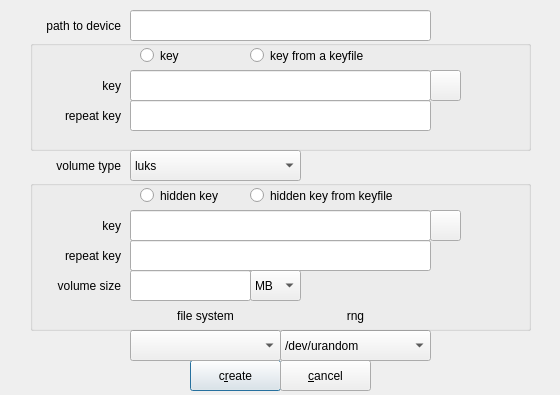
Above: zuluCrypt-gui/createvolume.ui from mhogomchungu/zuluCrypt before the change. Below: the same form after it.
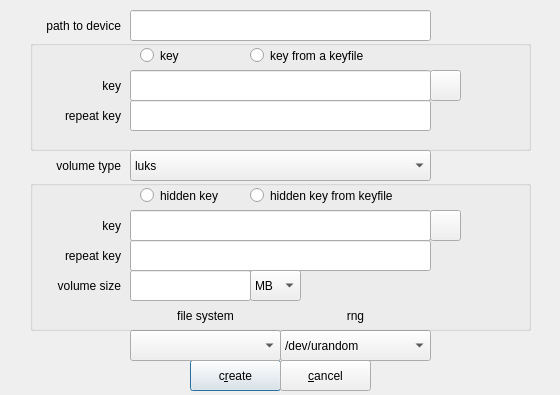
That is the form after the change.

Commit message: revisit truecrypt functionality in the GUI

The edit to the form file:
```diff
--- a/zuluCrypt-gui/createvolume.ui
+++ b/zuluCrypt-gui/createvolume.ui
@@ -199,7 +199,7 @@
     <rect>
      <x>130</x>
      <y>150</y>
-     <width>171</width>
+     <width>301</width>
      <height>31</height>
     </rect>
    </property>
```
The commit also changes 1 other file.
